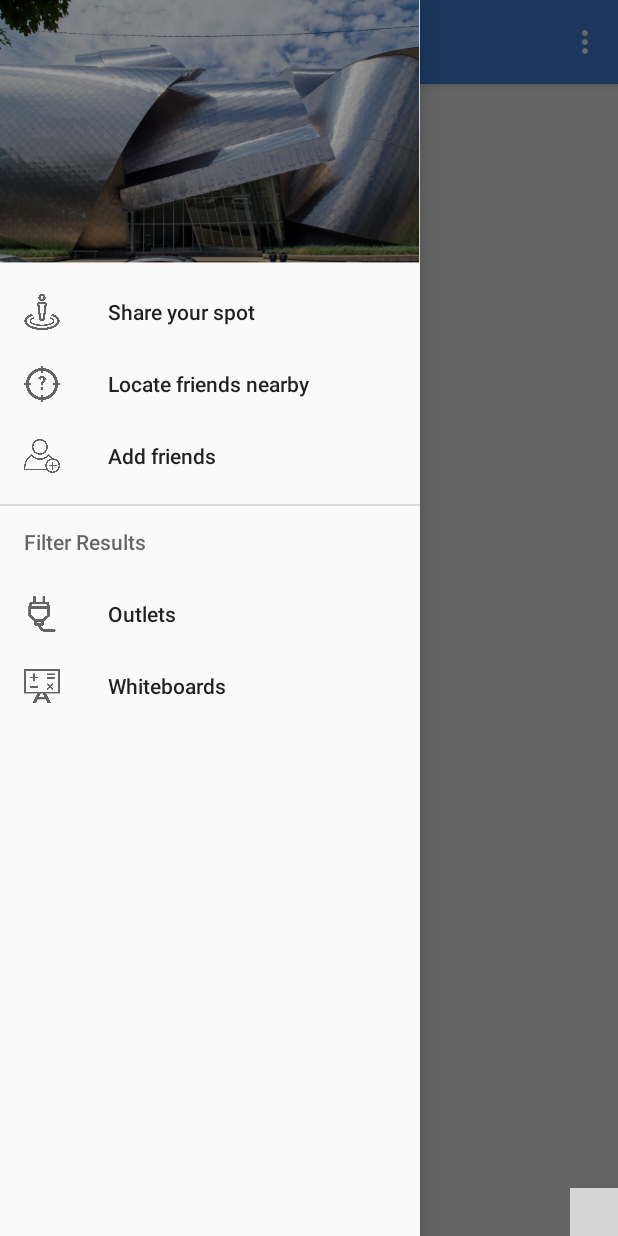
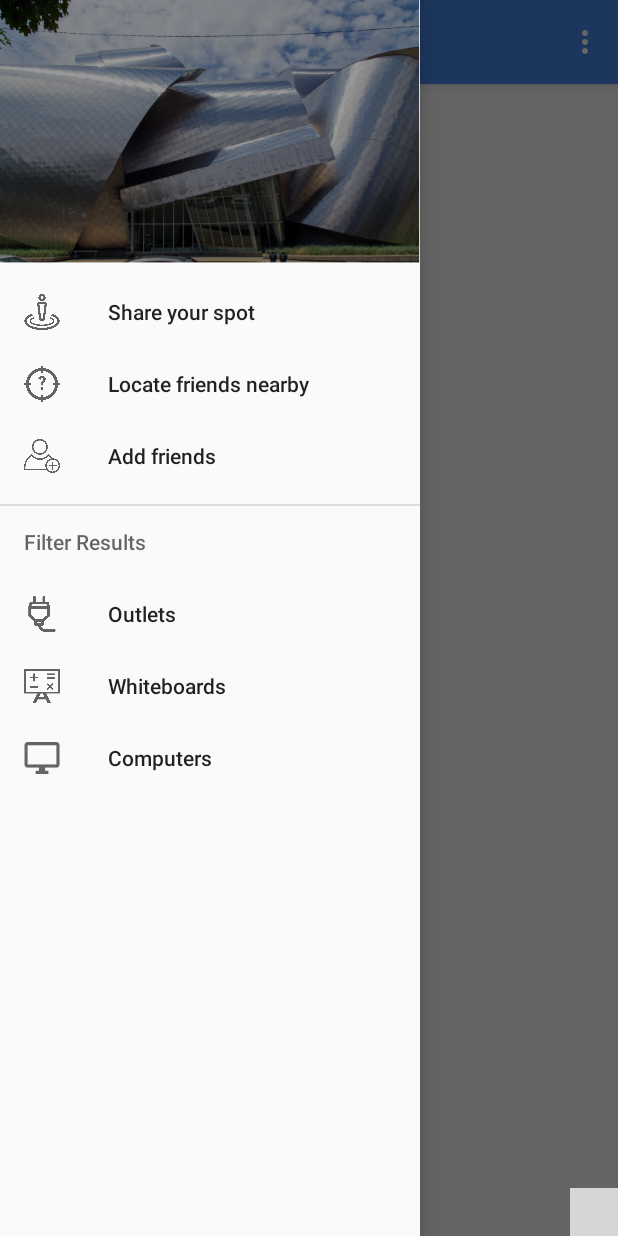
Before and after one commit to SpacesAppSoftwareEngineeringTeam/Spaces, an Android app: the screen it shows after launch once a user with an empty profile is signed in (MainActivity), with the side drawer open, on a phone screen of 412 x 824 dp. Run offline under Robolectric (Android 15) with nearby library versions, the phone set to English and light mode, and no system bars; our stand-ins replace Firebase (no records; nobody signed in at launch, a user with empty details on screens opened directly); libraries missing offline, so code that uses them is left out: com.karumi.dexter, com.leinardi.android; plain views replace SpeedDialOverlayLayout, SpeedDialView; 6 statements that could not run were skipped; grey boxes are pictures that could not be loaded.

Commit message:
cosmetic improvements to main screen and nav drawer

```diff
--- a/app/src/main/java/com/example/spaces/spaces/AddSpaceActivity.java
+++ b/app/src/main/java/com/example/spaces/spaces/AddSpaceActivity.java
@@ -102,9 +102,9 @@ public class AddSpaceActivity extends BaseActivity {
             Toast.makeText(AddSpaceActivity.this,
                     "Enter a name", Toast.LENGTH_LONG).show();
         }
-        else if (name.length() > 50) {
+        else if (name.length() > 20) {
             Toast.makeText(AddSpaceActivity.this,
-                    "The name must be under 50 characters", Toast.LENGTH_LONG).show();
+                    "The name must be 20 characters or less", Toast.LENGTH_LONG).show();
         }
         else {
             final DatabaseReference locations = mDatabase.child("locations");
--- a/app/src/main/res/layout/main_screen.xml
+++ b/app/src/main/res/layout/main_screen.xml
@@ -12,7 +12,6 @@
             android:id="@+id/spaceList"
             android:layout_width="match_parent"
             android:layout_height="match_parent"
-            android:layout_marginTop="8dp"
             android:clipChildren="false"
             android:clipToPadding="false"
             android:scrollbars="vertical"
--- a/app/src/main/res/menu/activity_nav_drawer_content.xml
+++ b/app/src/main/res/menu/activity_nav_drawer_content.xml
@@ -18,16 +18,28 @@
             android:title="Add friends" />
     </group>
 
-    <item android:title="Filter Results">
+    <item
+        android:id="@+id/filters"
+        android:title="Filter Results">
         <menu>
             <item
                 android:id="@+id/nav_outlets"
                 android:icon="@mipmap/ic_menu_outlets"
-                android:title="Outlets" />
+                android:checkable="true"
+                android:checked="false"
+                android:title="@string/outlets_toggle_off" />
             <item
                 android:id="@+id/nav_whiteboards"
                 android:icon="@mipmap/ic_menu_whiteboards"
-                android:title="Whiteboards" />
+                android:checkable="true"
+                android:checked="false"
+                android:title="@string/whiteboards_toggle_off" />
+            <item
+                android:id="@+id/nav_computers"
+                android:icon="@drawable/ic_menu_computers"
+                android:checkable="true"
+                android:checked="false"
+                android:title="@string/computers_toggle_off" />
         </menu>
     </item>
 
--- a/app/src/main/res/values/strings.xml
+++ b/app/src/main/res/values/strings.xml
@@ -10,6 +10,13 @@
     <string name="username">Barbara Snyder</string>
     <string name="case_ID">babs</string>
     <string name="case_email">babs@case.edu</string>
+
+    <string name="outlets_toggle_off">Outlets</string>
+    <string name="outlets_toggle_on">Outlets    (Remove) </string>
+    <string name="whiteboards_toggle_off">Whiteboards</string>
+    <string name="whiteboards_toggle_on">Whiteboards    (Remove) </string>
+    <string name="computers_toggle_off">Computers</string>
+    <string name="computers_toggle_on">Computers    (Remove) </string>
 
     <string name="add_space_title">Add a new study space:</string>
     <string name="add_space_name_hint">"Name (e.g. \"Sears Lobby\")</string>
```
Also changed, not shown: app/src/main/java/com/example/spaces/spaces/MainActivity.java (+72 -44 lines), app/src/main/java/com/example/spaces/spaces/SpacesAdapter.java (+10 -6 lines), app/src/main/java/com/example/spaces/spaces/models/StudyLocation.java (+5 -6 lines), app/src/main/res/layout/spaces_cardview_item.xml (+21 -21 lines), app/src/main/res/drawable-hdpi/ic_menu_computers.png (added), app/src/main/res/drawable-hdpi/ic_rating.png (added), app/src/main/res/drawable-mdpi/ic_menu_computers.png (added), app/src/main/res/drawable-mdpi/ic_rating.png (added), app/src/main/res/drawable-xhdpi/ic_menu_computers.png (added), app/src/main/res/drawable-xhdpi/ic_rating.png (added), app/src/main/res/drawable-xxhdpi/ic_menu_computers.png (added), app/src/main/res/drawable-xxhdpi/ic_rating.png (added), app/src/main/res/drawable-xxxhdpi/ic_menu_computers.png (added), app/src/main/res/drawable-xxxhdpi/ic_rating.png (added).
